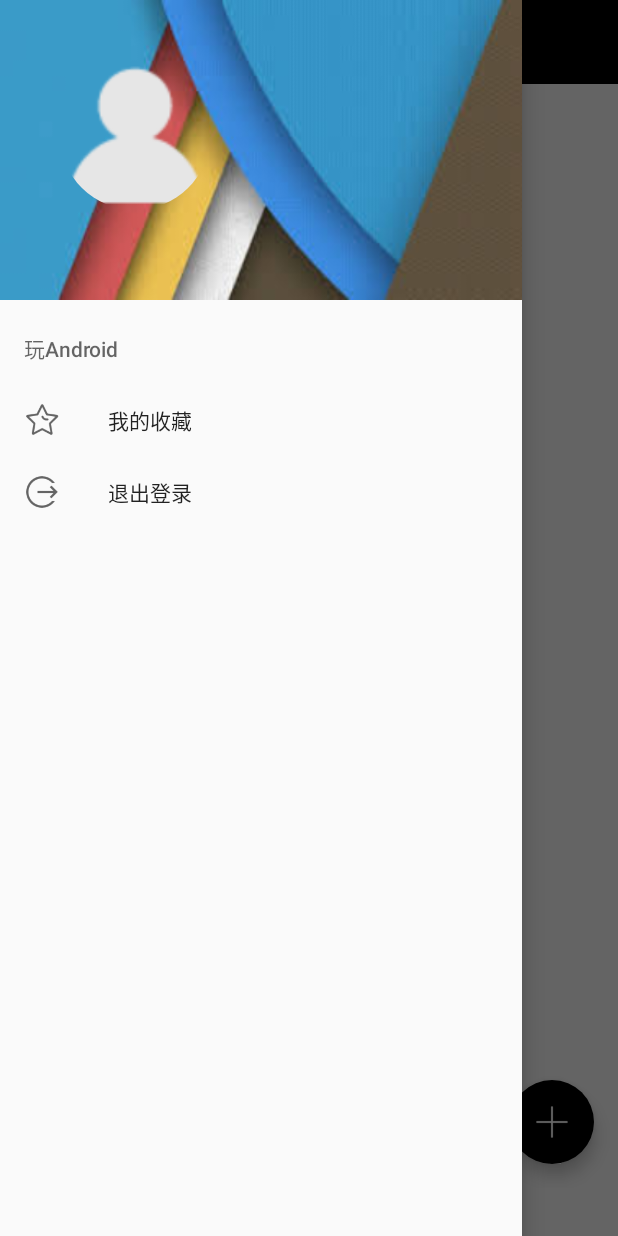
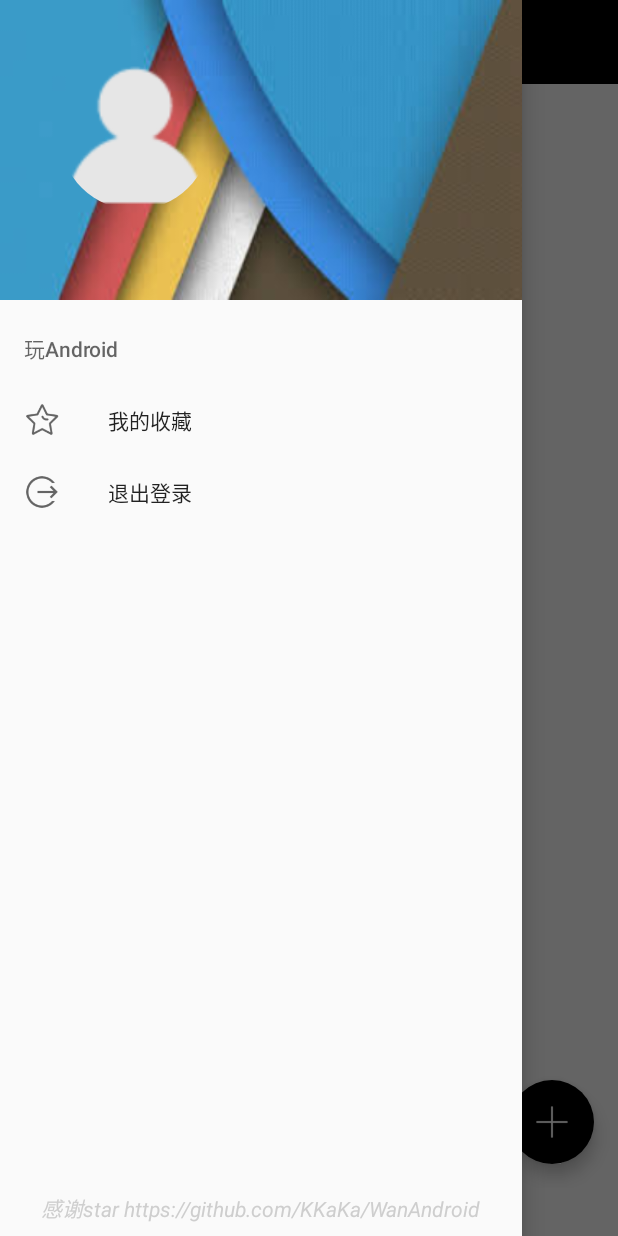
Before and after one commit to KKaKa/WanAndroid, an Android app: the screen it shows after launch (MainActivity), with the side drawer open, on a phone screen of 412 x 824 dp. Run offline under Robolectric (Android 15) with nearby library versions, the phone set to English and light mode, and no system bars; our stand-ins replace CircleImageView, RxJava; plain views replace BottomNavigationBar.

Commit message:
update activyt_main.xml

```diff
--- a/app/src/main/res/layout/activity_main.xml
+++ b/app/src/main/res/layout/activity_main.xml
@@ -53,8 +53,16 @@
             android:layout_height="match_parent"
             android:layout_gravity = "start"
             app:headerLayout="@layout/layout_drawer_header"
-            app:menu="@menu/drawer_menu"
-    >
+            app:menu="@menu/drawer_menu">
+
+        <TextView
+                android:textStyle="italic"
+                android:layout_marginBottom="8dp"
+                android:text="感谢star https://github.com/KKaKa/WanAndroid"
+                android:textColor="@color/gray"
+                android:layout_gravity="center|bottom"
+                android:layout_width="wrap_content"
+                android:layout_height="wrap_content"/>
 
     </android.support.design.widget.NavigationView>
 
```
